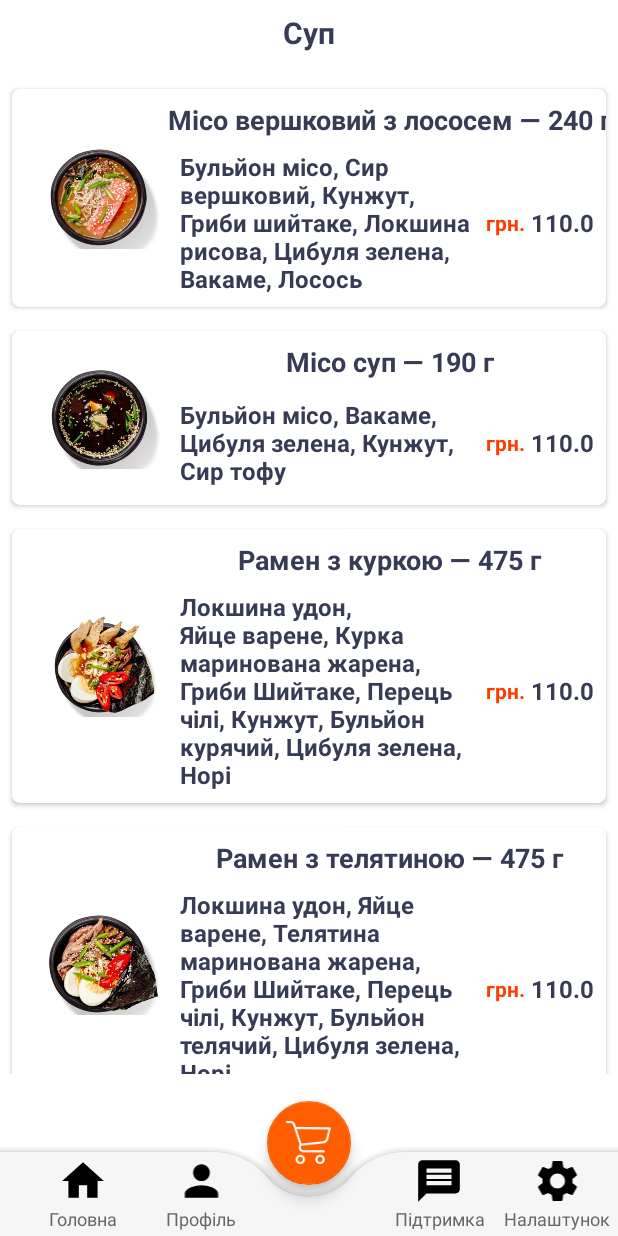
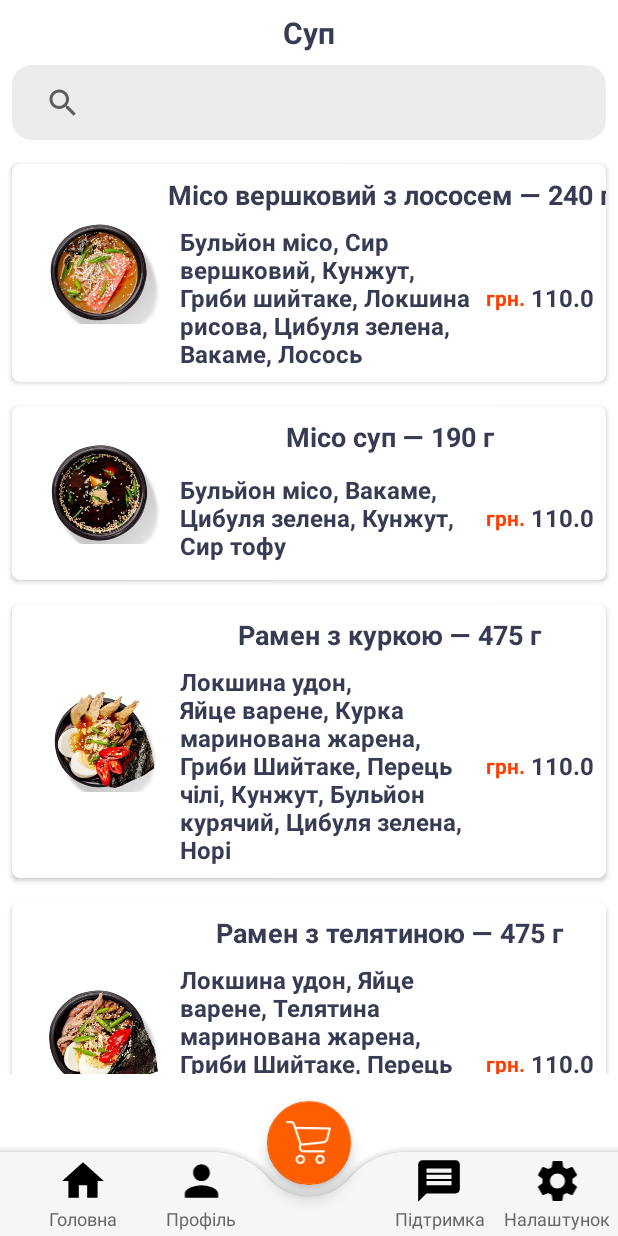
Before and after one commit to NesterovOI/PizzaFood, an Android app: the SoupsActivity screen opened directly, with no data from a screen before it, on a phone screen of 412 x 824 dp. Run offline under Robolectric (Android 15) with nearby library versions, the phone set to English and light mode, and no system bars.

Commit message:
Add find SoupsActivity

```diff
--- a/app/src/main/java/com/nesterov/pizza/activity/SoupsActivity.kt
+++ b/app/src/main/java/com/nesterov/pizza/activity/SoupsActivity.kt
@@ -15,6 +15,7 @@ class SoupsActivity : AppCompatActivity() {
 
     lateinit var binding: ActivitySoupsBinding
     lateinit var itemList: ArrayList<Food>
+    lateinit var findItemList: ArrayList<Food>
     lateinit var itemAdapter: AdapterCategoriesList
 
     val arrayListFood = ArrayListFood()
@@ -36,10 +37,13 @@ class SoupsActivity : AppCompatActivity() {
         )
 
         itemList = ArrayList()
+        findItemList = ArrayList()
         arrayListFood.soupsListFood(itemList)
 
-        itemAdapter = AdapterCategoriesList(itemList)
+        itemAdapter = AdapterCategoriesList(findItemList)
         recyclerView.adapter = itemAdapter
+
+        managementFood.initFind(findItemList, idFindEdit, recyclerView, itemList)
 
         itemAdapter.itemClick = {
             val i = Intent(this@SoupsActivity, SoupsActivity::class.java)
--- a/app/src/main/res/layout/activity_soups.xml
+++ b/app/src/main/res/layout/activity_soups.xml
@@ -18,10 +18,29 @@
         android:textColor="@color/title"
         android:textSize="20sp"
         android:textStyle="bold"
-        app:layout_constraintBottom_toTopOf="@+id/recyclerView"
+        app:layout_constraintBottom_toTopOf="@+id/idFindEdit"
         app:layout_constraintEnd_toEndOf="parent"
         app:layout_constraintStart_toStartOf="parent"
         app:layout_constraintTop_toTopOf="parent" />
+
+    <SearchView
+        android:id="@+id/idFindEdit"
+        android:layout_width="0dp"
+        android:layout_height="50dp"
+        android:layout_marginStart="8dp"
+        android:layout_marginTop="8dp"
+        android:layout_marginEnd="8dp"
+        android:background="@drawable/find_background"
+        android:drawableStart="@drawable/search"
+        android:drawablePadding="10dp"
+        android:ems="10"
+        android:hint="@string/find_food"
+        android:inputType="textPersonName"
+        android:paddingStart="10dp"
+        android:textStyle="italic"
+        app:layout_constraintEnd_toEndOf="parent"
+        app:layout_constraintStart_toStartOf="parent"
+        app:layout_constraintTop_toBottomOf="@+id/textView10" />
 
     <androidx.recyclerview.widget.RecyclerView
         android:id="@+id/recyclerView"
@@ -32,7 +51,7 @@
         app:layout_constraintBottom_toTopOf="@+id/coordinatorLayout"
         app:layout_constraintEnd_toEndOf="parent"
         app:layout_constraintStart_toStartOf="parent"
-        app:layout_constraintTop_toBottomOf="@+id/textView10"
+        app:layout_constraintTop_toBottomOf="@+id/idFindEdit"
         app:layout_constraintVertical_bias="0.471" />
 
     <androidx.coordinatorlayout.widget.CoordinatorLayout
@@ -43,7 +62,7 @@
         app:layout_constraintEnd_toEndOf="parent"
         app:layout_constraintHorizontal_bias="0.0"
         app:layout_constraintStart_toStartOf="parent"
-        app:layout_constraintTop_toBottomOf="@+id/scrollView">
+        app:layout_constraintTop_toBottomOf="@+id/recyclerView">
 
         <com.google.android.material.bottomappbar.BottomAppBar
             android:id="@+id/app_bar"
```
